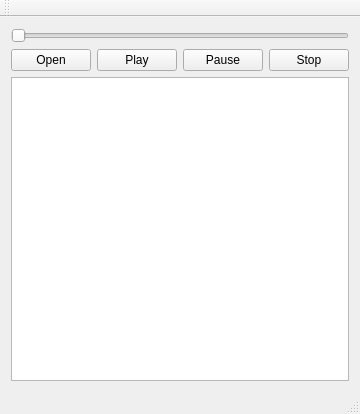
First picture: the form in purrwindow.ui, repository VashSan/purr, before the edit.
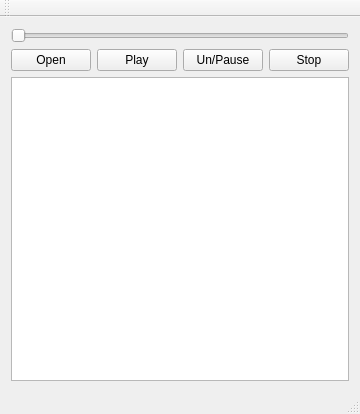
Second picture: the form after the edit.

Commit message: basic playlist possibilities

What changed in the file:
```diff
--- a/purrwindow.ui
+++ b/purrwindow.ui
@@ -49,7 +49,7 @@
         <item>
          <widget class="QPushButton" name="pauseButton">
           <property name="text">
-           <string>Pause</string>
+           <string>Un/Pause</string>
           </property>
          </widget>
         </item>
```
The commit also changes 2 other files.
